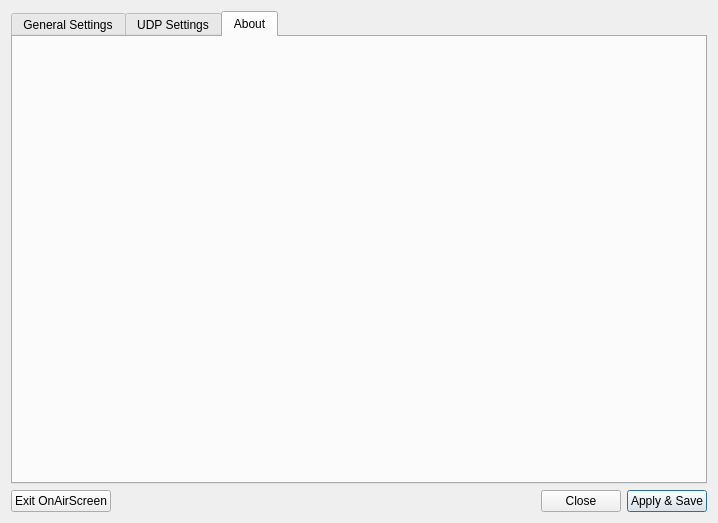
Qt form settings.ui (saschaludwig/OnAirScreen) before a commit.
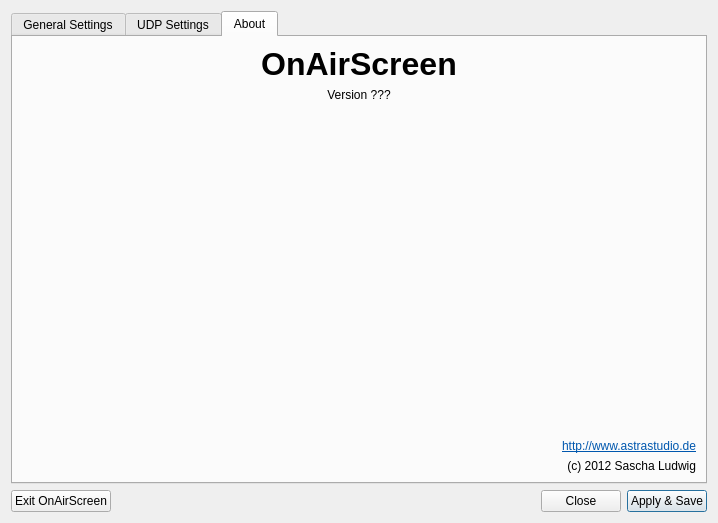
The same form after that commit. The open tabs and pages were chosen to show the change. Icons and pictures are not drawn.

Commit message: added icon and about screen, version info

The edit to the form file:
```diff
--- a/settings.ui
+++ b/settings.ui
@@ -1181,6 +1181,98 @@
       <attribute name="title">
        <string>About</string>
       </attribute>
+      <layout class="QGridLayout" name="gridLayout_4">
+       <item row="0" column="0">
+        <widget class="QLabel" name="label_6">
+         <property name="font">
+          <font>
+           <pointsize>24</pointsize>
+           <weight>75</weight>
+           <bold>true</bold>
+          </font>
+         </property>
+         <property name="text">
+          <string>OnAirScreen</string>
+         </property>
+         <property name="alignment">
+          <set>Qt::AlignCenter</set>
+         </property>
+        </widget>
+       </item>
+       <item row="1" column="0">
+        <widget class="QLabel" name="versionLabel">
+         <property name="text">
+          <string>Version ???</string>
+         </property>
+         <property name="alignment">
+          <set>Qt::AlignCenter</set>
+         </property>
+        </widget>
+       </item>
+       <item row="3" column="0">
+        <widget class="QLabel" name="label_8">
+         <property name="text">
+          <string/>
+         </property>
+         <property name="pixmap">
+          <pixmap>oas_icon_256.png</pixmap>
+         </property>
+         <property name="alignment">
+          <set>Qt::AlignCenter</set>
+         </property>
+        </widget>
+       </item>
+       <item row="5" column="0">
+        <widget class="QLabel" name="label_9">
+         <property name="text">
+          <string>&lt;!DOCTYPE HTML PUBLIC &quot;-//W3C//DTD HTML 4.0//EN&quot; &quot;http://www.w3.org/TR/REC-html40/strict.dtd&quot;&gt;
+&lt;html&gt;&lt;head&gt;&lt;meta name=&quot;qrichtext&quot; content=&quot;1&quot; /&gt;&lt;style type=&quot;text/css&quot;&gt;
+p, li { white-space: pre-wrap; }
+&lt;/style&gt;&lt;/head&gt;&lt;body style=&quot; font-family:'DejaVu Sans'; font-size:9pt; font-weight:400; font-style:normal;&quot;&gt;
+&lt;p style=&quot; margin-top:0px; margin-bottom:0px; margin-left:0px; margin-right:0px; -qt-block-indent:0; text-indent:0px;&quot;&gt;&lt;a href=&quot;http://www.astrastudio.de&quot;&gt;&lt;span style=&quot; text-decoration: underline; color:#0057ae;&quot;&gt;http://www.astrastudio.de&lt;/span&gt;&lt;/a&gt;&lt;/p&gt;&lt;/body&gt;&lt;/html&gt;</string>
+         </property>
+         <property name="alignment">
+          <set>Qt::AlignRight|Qt::AlignTrailing|Qt::AlignVCenter</set>
+         </property>
+        </widget>
+       </item>
+       <item row="6" column="0">
+        <widget class="QLabel" name="label_7">
+         <property name="text">
+          <string>(c) 2012 Sascha Ludwig</string>
+         </property>
+         <property name="alignment">
+          <set>Qt::AlignRight|Qt::AlignTrailing|Qt::AlignVCenter</set>
+         </property>
+        </widget>
+       </item>
+       <item row="2" column="0">
+        <spacer name="verticalSpacer_2">
+         <property name="orientation">
+          <enum>Qt::Vertical</enum>
+         </property>
+         <property name="sizeHint" stdset="0">
+          <size>
+           <width>20</width>
+           <height>40</height>
+          </size>
+         </property>
+        </spacer>
+       </item>
+       <item row="4" column="0">
+        <spacer name="verticalSpacer_3">
+         <property name="orientation">
+          <enum>Qt::Vertical</enum>
+         </property>
+         <property name="sizeHint" stdset="0">
+          <size>
+           <width>20</width>
+           <height>40</height>
+          </size>
+         </property>
+        </spacer>
+       </item>
+      </layout>
      </widget>
     </widget>
    </item>
```
Left out of the diff: 2 changed lines with no effect on the pictures. The commit also changes 7 other files.
